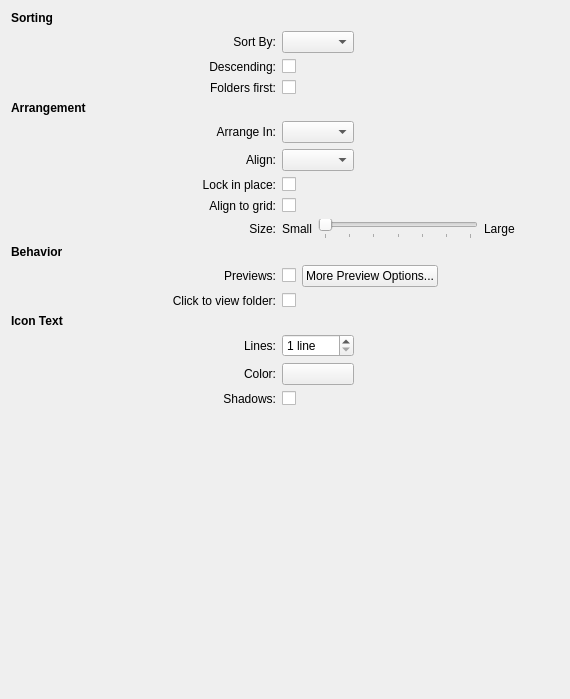
Qt form plasma/applets/folderview/folderviewDisplayConfig.ui (KDE/kde-baseapps) before a commit.
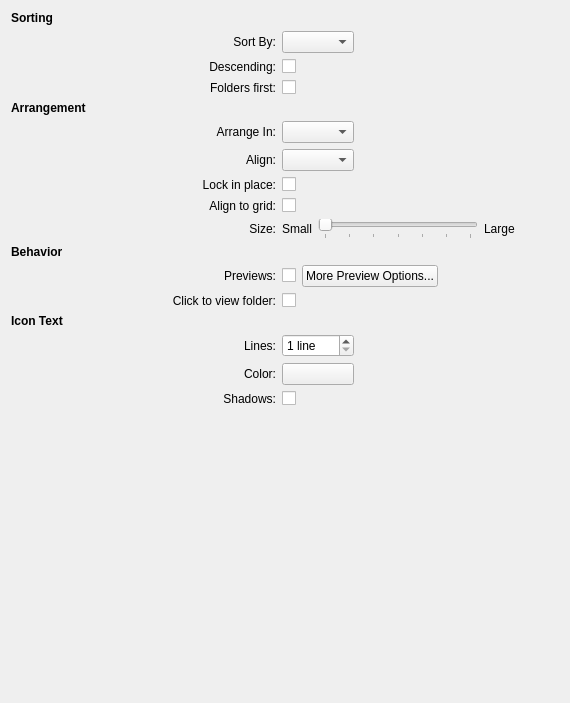
The same form after that commit. Custom widgets are drawn as their Qt base class.

Commit message: whatsthis tip for the Folders first checkbox

Patch:
```diff
--- a/plasma/applets/folderview/folderviewDisplayConfig.ui
+++ b/plasma/applets/folderview/folderviewDisplayConfig.ui
@@ -7,7 +7,7 @@
     <x>0</x>
     <y>0</y>
     <width>570</width>
-    <height>699</height>
+    <height>703</height>
    </rect>
   </property>
   <layout class="QGridLayout" name="gridLayout">
```
Left out of the diff: 2 changed lines with no effect on the pictures.
